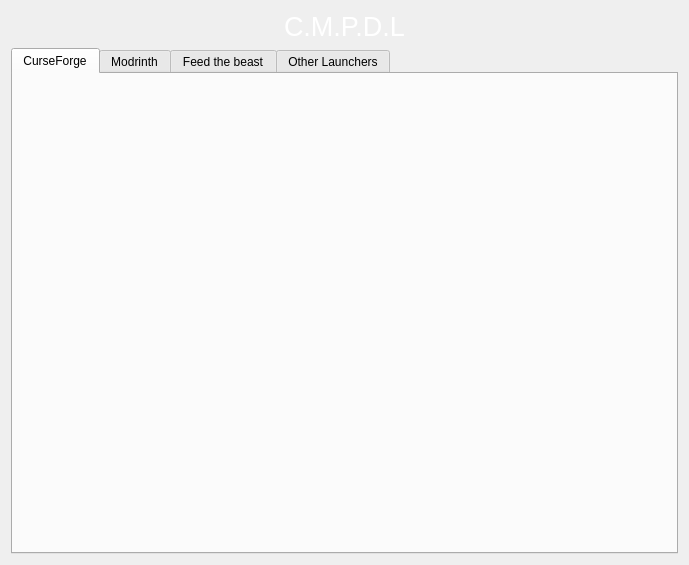
Before: the Qt Designer form src/GUI/resources/interface.ui in Advik-B/CMPDL, drawn with Qt 5.
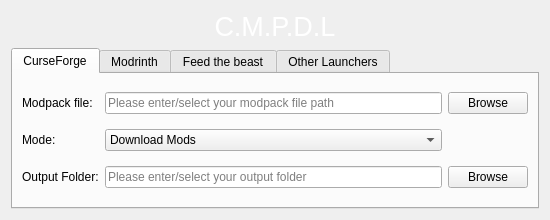
After: the same form once the commit is applied.

Diff of the .ui file:
```diff
--- a/src/GUI/resources/interface.ui
+++ b/src/GUI/resources/interface.ui
@@ -6,8 +6,8 @@
    <rect>
     <x>0</x>
     <y>0</y>
-    <width>689</width>
-    <height>565</height>
+    <width>550</width>
+    <height>220</height>
    </rect>
   </property>
   <property name="font">
@@ -36,6 +36,82 @@
       <attribute name="title">
        <string>CurseForge</string>
       </attribute>
+      <layout class="QGridLayout" name="gridLayout_2">
+       <item row="1" column="2">
+        <widget class="QComboBox" name="cf_mode_combo">
+         <item>
+          <property name="text">
+           <string>Download Mods</string>
+          </property>
+         </item>
+         <item>
+          <property name="text">
+           <string>Extract Configuration</string>
+          </property>
+         </item>
+         <item>
+          <property name="text">
+           <string>Download Mods  &amp; Extract Configuration</string>
+          </property>
+         </item>
+        </widget>
+       </item>
+       <item row="0" column="0">
+        <widget class="QLabel" name="label_2">
+         <property name="text">
+          <string>Modpack file:</string>
+         </property>
+        </widget>
+       </item>
+       <item row="0" column="3">
+        <widget class="QPushButton" name="cf_input_file_btn">
+         <property name="text">
+          <string>Browse</string>
+         </property>
+        </widget>
+       </item>
+       <item row="1" column="0">
+        <widget class="QLabel" name="label_3">
+         <property name="text">
+          <string>Mode:</string>
+         </property>
+        </widget>
+       </item>
+       <item row="0" column="2">
+        <widget class="QLineEdit" name="cf_input_file_le">
+         <property name="dragEnabled">
+          <bool>true</bool>
+         </property>
+         <property name="placeholderText">
+          <string>Please enter/select your modpack file path</string>
+         </property>
+         <property name="clearButtonEnabled">
+          <bool>true</bool>
+         </property>
+        </widget>
+       </item>
+       <item row="2" column="0">
+        <widget class="QLabel" name="label_4">
+         <property name="text">
+          <string>Output Folder:</string>
+         </property>
+        </widget>
+       </item>
+       <item row="2" column="2">
+        <widget class="QLineEdit" name="cf_output_folder_le">
+         <property name="placeholderText">
+          <string>Please enter/select your output folder</string>
+         </property>
+        </widget>
+       </item>
+       <item row="2" column="3">
+        <widget class="QPushButton" name="cf_output_folder_btn">
+         <property name="text">
+          <string>Browse</string>
+         </property>
+        </widget>
+       </item>
+      </layout>
      </widget>
      <widget class="QWidget" name="modrinth_tab">
       <attribute name="title">
```
Left out of the diff: 6 changed lines with no effect on the pictures.
